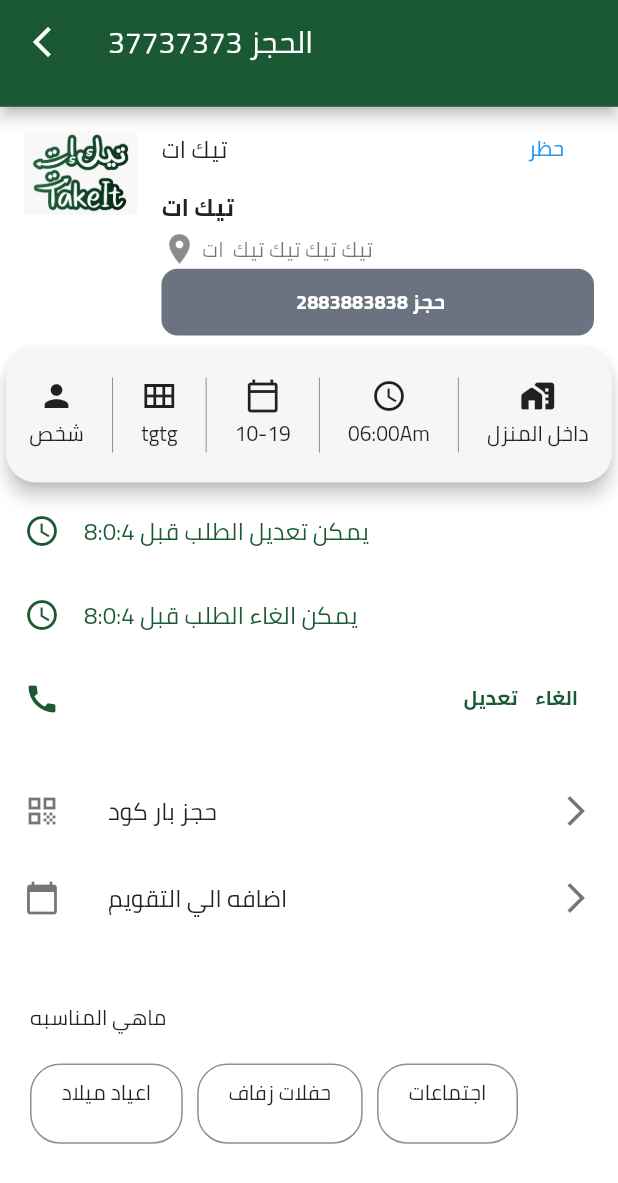
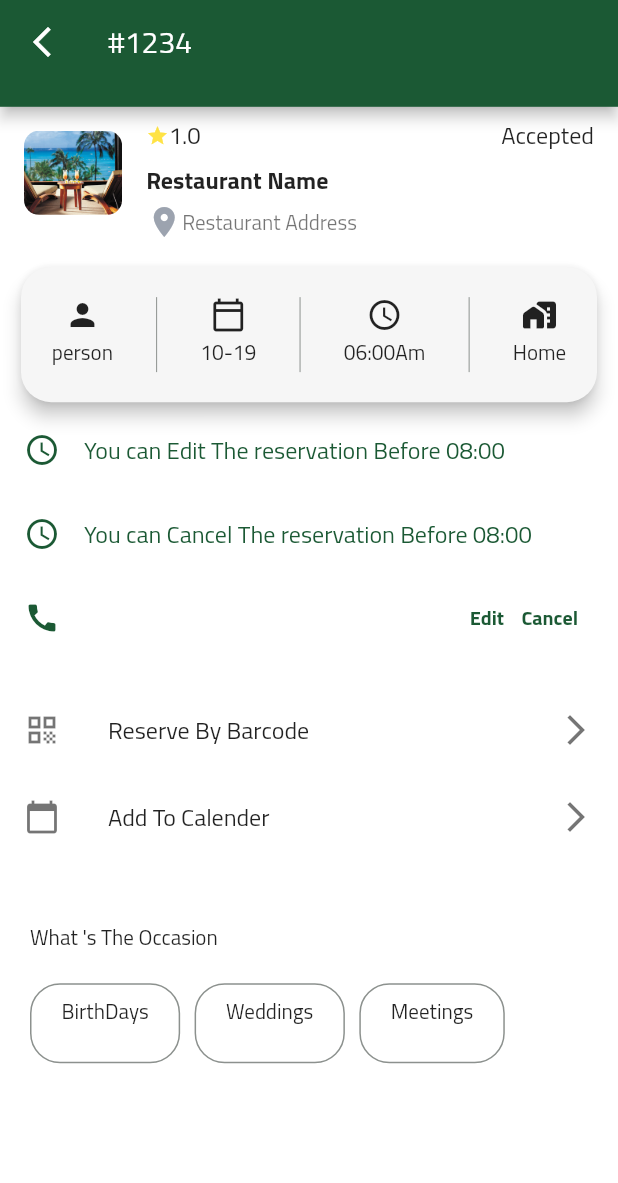
Before and after one commit to MohamedElshatlawy/Takeit_custom, a Flutter app: the ReserveDetails screen opened directly, on a phone screen of 412 x 824 dp. Shown: the top 1183 px of the screen. Run offline on Flutter 3.47's test engine with Material 2 defaults, Android fonts, the phone set to English and light mode, and no system bars; our stand-ins replace carousel_pro, country_code_picker, flutter_bloc, flutter_riverpod, flutter_screenutil, fluttertoast and 8 more; missing offline and left inert: flutter_polyline_points, restart_app; accounts and stored records are empty; network calls fail.

Commit message:
profile & notification & reservations & reservations details

```diff
--- a/lib/l10n/intl_en.arb
+++ b/lib/l10n/intl_en.arb
@@ -18,5 +18,43 @@
     "aribianFood": "Arabian Food",
     "booking": "Book Now",
     "avaliableTime": "Available Booking Times",
-    "rememberMe": "Remember Me"
+    "rememberMe": "Remember Me",
+    "personalAccount": "personal Account",
+    "enterTheName": "Enter The Name",
+    "enterThePhoneNo": "Enter The Phone Number",
+    "edit": "Edit",
+    "save": "Save",
+    "enterThePassCorrectly": "Enter The Password Correctly",
+    "notification": "Notification",
+    "reservations": "Reservations",
+    "status": "Accepted",
+    "restaurantName": "Restaurant Name",
+    "restaurantAddress": "Restaurant Address",
+    "person": "person",
+    "cancel": "Cancel",
+    "home": "Home",
+    "reserveEdit": "You can Edit The reservation Before 08:00",
+    "reserveCancel": "You can Cancel The reservation Before 08:00",
+    "reserveBarCode": "Reserve By Barcode",
+    "addToCalender": "Add To Calender",
+    "occasion": "What 's The Occasion",
+    "birthDay": "BirthDays",
+    "wedding": "Weddings",
+    "meetings": "Meetings",
+    "userName": "User1",
+    "waitingStatus": "waiting",
+    "now": "Now",
+    "bookingAccepted": "Reservations Accepted"
+
+
+
+
+
+
+
+
+
+
+
+
 }
--- a/lib/screens/reserve_datails.dart
+++ b/lib/screens/reserve_datails.dart
@@ -1,10 +1,10 @@
 import 'package:flutter/material.dart';
-import 'package:get/get.dart';
+import 'package:flutter_screenutil/flutter_screenutil.dart';
+import 'package:v_room_app/generated/l10n.dart';
 import 'package:v_room_app/screens/widgets/CustomListTitle.dart';
 import 'package:v_room_app/screens/widgets/custom_appbar.dart';
 import 'package:v_room_app/screens/widgets/custom_rounded_btn.dart';
 import 'package:v_room_app/screens/widgets/custom_text.dart';
-import 'package:flutter_screenutil/flutter_screenutil.dart';
 import 'package:v_room_app/utils/ColorsUtils.dart';
 
 class ReserveDetails extends StatelessWidget {
@@ -12,7 +12,7 @@ class ReserveDetails extends StatelessWidget {
   Widget build(BuildContext context) {
     return Scaffold(
       appBar: CustomAppBar(
-        title: 'الحجز 37737373',
+        title: '#1234',
       ),
       body: SingleChildScrollView(
         child: Column(
@@ -22,7 +22,12 @@ class ReserveDetails extends StatelessWidget {
               child: Column(
                 children: [
                   ListTile(
-                    leading: Image.asset('assets/images/logo.jpg'),
+                    leading: ClipRRect(
+                        borderRadius: BorderRadius.circular(10),
+                        child: Image.asset(
+                          'assets/images/pic1.jpg',
+                          fit: BoxFit.fill,
+                        )),
                     title: Column(
                       mainAxisAlignment: MainAxisAlignment.start,
                       crossAxisAlignment: CrossAxisAlignment.start,
@@ -30,19 +35,31 @@ class ReserveDetails extends StatelessWidget {
                         Row(
                           mainAxisAlignment: MainAxisAlignment.spaceBetween,
                           children: [
+                            Row(
+                              children: [
+                                Icon(
+                                  Icons.star,
+                                  color: ColorsUtils.kButtonPrimaryColor,
+                                  size: 15,
+                                ),
+                                CustomText(
+                                  text: '1.0',
+                                ),
+                              ],
+                            ),
+                            // TextButton(
+                            //   onPressed: () {},
+                            //   child: CustomText(
+                            //     text: 'Status',
+                            //   ),
+                            // )
                             CustomText(
-                              text: 'تيك ات',
+                              text: S.current.status,
                             ),
-                            TextButton(
-                              onPressed: () {},
-                              child: CustomText(
-                                text: 'حظر',
-                              ),
-                            )
                           ],
                         ),
                         CustomText(
-                          text: 'تيك ات',
+                          text: S.current.restaurantName,
                           fontWeight: FontWeight.bold,
                         )
                       ],
@@ -51,30 +68,38 @@ class ReserveDetails extends StatelessWidget {
                       children: [
                         Row(
                           children: [
-                            Icon(Icons.location_on),
+                            Icon(
+                              Icons.location_on,
+                              color: ColorsUtils.hintTextColor,
+                            ),
                             CustomText(
-                              text: ' تيك تيك تيك تيك  ات',
+                              text: S.current.restaurantAddress,
                             ),
                           ],
                         ),
-                        Container(
-                          // width: 150.w,
-                          height: 50.h,
-                          child: CustomRoundedButton(
-                            text: 'حجز 2883883838',
-                            backgroundColor: ColorsUtils.hintGrayColor,
-                            borderColor: ColorsUtils.hintGrayColor,
-                            textColor: ColorsUtils.whiteColor,
-                            load: false,
-                            pressed: () {
-                              Get.back();
-                            },
-                          ),
-                        ),
+
+                        // Container(
+                        //   // width: 150.w,
+                        //   height: 50.h,
+                        //   child: CustomRoundedButton(
+                        //     text: 'حجز 2883883838',
+                        //     backgroundColor: ColorsUtils.hintGrayColor,
+                        //     borderColor: ColorsUtils.hintGrayColor,
+                        //     textColor: ColorsUtils.whiteColor,
+                        //     load: false,
+                        //     pressed: () {
+                        //       Get.back();
+                        //     },
+                        //   ),
+                        // ),
                       ],
                     ),
                   ),
+                  SizedBox(
+                    height: 10.h,
+                  ),
                   Container(
+                    padding: EdgeInsets.symmetric(horizontal: 10),
                     width: double.infinity,
                     child: IntrinsicHeight(
                       child: Card(
@@ -93,21 +118,21 @@ class ReserveDetails extends StatelessWidget {
                                   children: [
                                     Icon(Icons.person),
                                     CustomText(
-                                      text: 'شخص',
+                                      text: S.current.person,
                                     ),
                                   ],
                                 ),
-                                VerticalDivider(
-                                  color: ColorsUtils.greyTextColor,
-                                ),
-                                Column(
-                                  children: [
-                                    Icon(Icons.calendar_view_month_sharp),
-                                    CustomText(
-                                      text: 'tgtg',
-                                    ),
-                                  ],
-                                ),
+                                // VerticalDivider(
+                                //   color: ColorsUtils.greyTextColor,
+                                // ),
+                                // Column(
+                                //   children: [
+                                //     Icon(Icons.calendar_view_month_sharp),
+                                //     CustomText(
+                                //       text: 'tgtg',
+                                //     ),
+                                //   ],
+                                // ),
                                 VerticalDivider(
                                   color: ColorsUtils.greyTextColor,
                                 ),
@@ -137,7 +162,7 @@ class ReserveDetails extends StatelessWidget {
                                   children: [
                                     Icon(Icons.home_work_rounded),
                                     CustomText(
-                                      text: 'داخل المنزل',
+                                      text: S.current.home,
                                     ),
                                   ],
                                 ),
@@ -147,11 +172,11 @@ class ReserveDetails extends StatelessWidget {
                     ),
                   ),
                   CustomListTitle(
-                    title: 'يمكن تعديل الطلب قبل 8:0:4',
+                    title: S.current.reserveEdit,
                     iconData: Icons.access_time,
                   ),
                   CustomListTitle(
-                    title: 'يمكن الغاء الطلب قبل 8:0:4',
+                    title: S.current.reserveCancel,
                     iconData: Icons.access_time,
                   ),
                   CustomListTitle(
@@ -161,14 +186,14 @@ class ReserveDetails extends StatelessWidget {
                       mainAxisSize: MainAxisSize.min,
                       children: [
                         CustomRoundedButton(
-                          text: 'تعديل',
+                          text: S.current.edit,
                           backgroundColor: Colors.transparent,
                           textColor: ColorsUtils.primaryGreen,
                           load: false,
                           pressed: () {},
                         ),
                         CustomRoundedButton(
-                          text: 'الغاء',
+                          text: S.current.cancel,
                           backgroundColor: Colors.transparent,
                           textColor: ColorsUtils.primaryGreen,
                           load: false,
@@ -191,14 +216,14 @@ class ReserveDetails extends StatelessWidget {
                     textColor: Colors.black,
                     leading: Icon(Icons.qr_code),
                     trailing: Icon(Icons.arrow_forward_ios),
-                    title: CustomText(text: 'حجز بار كود'),
+                    title: CustomText(text: S.current.reserveBarCode),
                     children: <Widget>[],
                   ),
                   ExpansionTile(
                     textColor: Colors.black,
                     leading: Icon(Icons.calendar_today),
                     trailing: Icon(Icons.arrow_forward_ios),
-                    title: CustomText(text: 'اضافه الي التقويم'),
+                    title: CustomText(text: S.current.addToCalender),
                     children: <Widget>[],
                   ),
                 ],
@@ -214,7 +239,7 @@ class ReserveDetails extends StatelessWidget {
                 crossAxisAlignment: CrossAxisAlignment.start,
                 children: [
                   CustomText(
-                    text: 'ماهي المناسبه',
+                    text: S.current.occasion,
                   ),
                   SizedBox(
                     height: 20.h,
@@ -234,7 +259,7 @@ class ReserveDetails extends StatelessWidget {
                                   Border.all(color: ColorsUtils.greyTextColor),
                               borderRadius: BorderRadius.circular(20)),
                           child: CustomText(
-                            text: 'اعياد ميلاد',
+                            text: S.current.birthDay,
                           ),
                         ),
                         SizedBox(
@@ -248,7 +273,7 @@ class ReserveDetails extends StatelessWidget {
                                   Border.all(color: ColorsUtils.greyTextColor),
                               borderRadius: BorderRadius.circular(20)),
                           child: CustomText(
-                            text: 'حفلات زفاف',
+                            text: S.current.wedding,
                           ),
                         ),
                         SizedBox(
@@ -262,7 +287,7 @@ class ReserveDetails extends StatelessWidget {
                                   Border.all(color: ColorsUtils.greyTextColor),
                               borderRadius: BorderRadius.circular(20)),
                           child: CustomText(
-                            text: 'اجتماعات',
+                            text: S.current.meetings,
                           ),
                         )
                       ],
--- a/lib/screens/widgets/custom_appbar.dart
+++ b/lib/screens/widgets/custom_appbar.dart
@@ -1,7 +1,7 @@
 import 'package:flutter/material.dart';
 import 'package:flutter_screenutil/flutter_screenutil.dart';
+import 'package:get/get.dart';
 import 'package:get/get_core/src/get_main.dart';
-import 'package:get/get.dart';
 import 'package:v_room_app/utils/ColorsUtils.dart';
 
 class CustomAppBar extends StatelessWidget with PreferredSizeWidget {
--- a/pubspec.yaml
+++ b/pubspec.yaml
@@ -55,7 +55,7 @@ dependencies:
   carousel_pro:
   restart_app:
   location: ^4.3.0
-#  geocoder:
+  geocoder:
 #  geolocator: ^7.7.1
   flutter_polyline_points: ^1.0.0
   syncfusion_flutter_datepicker:
```
Also changed, not shown: lib/l10n/intl_ar.arb (+28 -1 lines), lib/screens/customDrawer.dart (+22 -2 lines), lib/screens/notification.dart (added, +91 -0 lines), lib/screens/reservations.dart (added, +89 -0 lines), lib/screens/widgets/profile.dart (+139 -43 lines), lib/generated/intl/messages_ar.dart, lib/generated/intl/messages_en.dart, lib/generated/l10n.dart, pubspec.lock.
